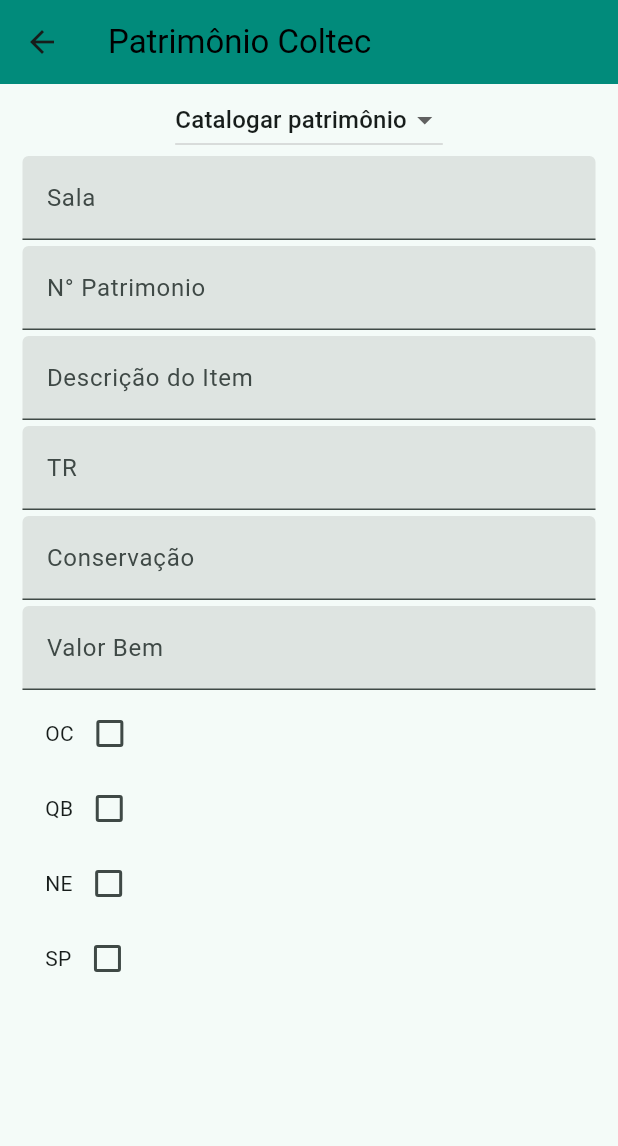
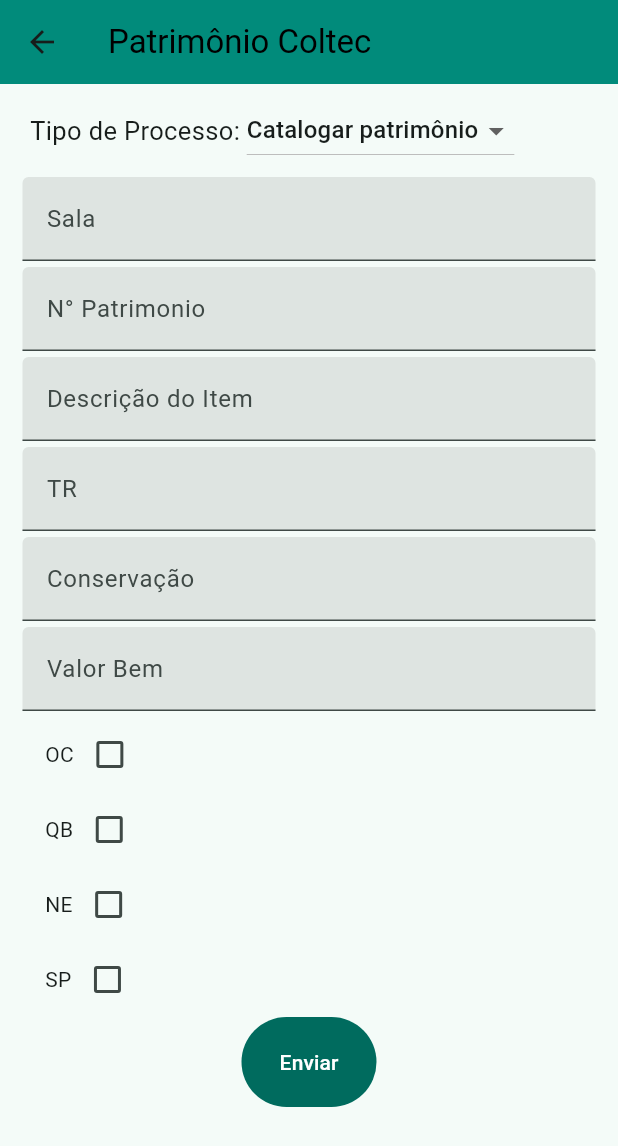
Before and after one commit to mifrins/patrimonio, a Flutter app: the NovoProcesso screen opened directly, on a phone screen of 412 x 824 dp. Shown: the top 1146 px of the screen. Run offline on Flutter 3.47's test engine with Material 3 defaults, Android fonts, the phone set to English and light mode, and no system bars; our stand-ins replace cloud_firestore, firebase_core, firebase_database, qr_flutter; missing offline and left inert: mobile_scanner; accounts and stored records are empty.

Commit message:
formulário funcional

```diff
--- /dev/null
+++ b/lib/opcoes_menu/novo processo/formulario.dart
@@ -0,0 +1,76 @@
+import 'package:flutter/material.dart';
+
+
+class CampoTexto extends StatelessWidget{
+  final String nome;
+  final TextEditingController controlador;
+  const CampoTexto({super.key, required this.nome, required this.controlador});
+
+  @override
+  Widget build(BuildContext context) {
+    return SizedBox(
+      width: MediaQuery.sizeOf(context).width - 30,
+      height: 60,
+      child:
+        TextField(
+          decoration: InputDecoration(
+            labelText: nome,
+            filled: true,
+          ),
+          controller: controlador,
+        )
+    );
+  }
+}
+
+class CampoCheckBox extends StatefulWidget{
+  final String nome;
+  final Function(bool) setter;
+  const CampoCheckBox({required this.nome, required this.setter});
+
+  @override
+  State<CampoCheckBox> createState() => _CampoCheckBoxState();
+}
+
+class _CampoCheckBoxState extends State<CampoCheckBox> {
+  bool confirmado = false;
+
+  @override
+  Widget build(BuildContext context) {
+    return SizedBox(
+      width: MediaQuery.sizeOf(context).width - 60,
+      height: 50,
+      child: Row(
+        children: [
+          Text(widget.nome),
+          Checkbox(
+            checkColor: Colors.white,
+            value: confirmado,
+            onChanged: (bool? value) {
+              setState(() {
+                confirmado = value!;
+                widget.setter(confirmado);
+              });
+            },
+          ),
+        ],
+      )
+    );
+  }
+}
+
+class BotaoEnviar extends StatelessWidget{
+  final void Function() funcao;
+  const BotaoEnviar({super.key, required this.funcao});
+
+  @override
+  Widget build(BuildContext context) {
+    return FilledButton(
+      child: Text("Enviar"),
+      onPressed: funcao,
+      style: ButtonStyle(
+        fixedSize: WidgetStateProperty.all<Size>(Size(90, 60)),
+      ),
+    );
+  }
+}
--- /dev/null
+++ b/lib/opcoes_menu/novo processo/novo_processo.dart
@@ -0,0 +1,223 @@
+import 'package:flutter/material.dart';
+import 'package:patrimonio/patrimonio.dart';
+import '../operacoes_banco_de_dados.dart';
+import 'formulario.dart';
+
+
+class _CampoTexto extends StatelessWidget{
+  final String nome;
+  final TextEditingController controlador;
+  const _CampoTexto({super.key, required this.nome, required this.controlador});
+
+  @override
+  Widget build(BuildContext context) {
+    return SizedBox(
+      width: MediaQuery.sizeOf(context).width - 30,
+      height: 60,
+      child:
+        TextField(
+          decoration: InputDecoration(
+            labelText: nome,
+            filled: true,
+          ),
+          controller: controlador,
+        )
+    );
+  }
+}
+
+class _CampoCheckBox extends StatefulWidget{
+  final String nome;
+  final Function(bool) setter;
+  const _CampoCheckBox({required this.nome, required this.setter});
+
+  @override
+  State<_CampoCheckBox> createState() => _CampoCheckBoxState();
+}
+
+class _CampoCheckBoxState extends State<_CampoCheckBox> {
+  bool confirmado = false;
+
+  @override
+  Widget build(BuildContext context) {
+    return SizedBox(
+      width: MediaQuery.sizeOf(context).width - 60,
+      height: 50,
+      child: Row(
+        children: [
+          Text(widget.nome),
+          Checkbox(
+            checkColor: Colors.white,
+            value: confirmado,
+            onChanged: (bool? value) {
+              setState(() {
+                confirmado = value!;
+                widget.setter(confirmado);
+              });
+            },
+          ),
+        ],
+      )
+    );
+  }
+}
+
+class _BotaoEnviar extends StatelessWidget{
+  final void Function() funcao;
+  const _BotaoEnviar({super.key, required this.funcao});
+
+  @override
+  Widget build(BuildContext context) {
+    return FilledButton(
+      child: Text("Enviar"),
+      onPressed: funcao,
+      style: ButtonStyle(
+        fixedSize: WidgetStateProperty.all<Size>(Size(90, 60)),
+      ),
+    );
+  }
+}
+
+class _CatalogarPatrimonio extends StatefulWidget{
+  @override
+  State<_CatalogarPatrimonio> createState() => _CatalogarPatrimonioState();
+}
+
+class _CatalogarPatrimonioState extends State<_CatalogarPatrimonio> {
+  final _keyFormulario = GlobalKey<FormState>();
+
+  List<TextEditingController> controladores = List.generate(6, (contagem) => TextEditingController());
+  List<bool> checkboxes = List.generate(4, (contagem) => false);
+
+  @override
+  Widget build(BuildContext context) {
+    return Form(
+      key: _keyFormulario,
+      child: Column(
+        children: [
+          _CampoTexto(nome: 'Sala', controlador: controladores[0]),
+          _CampoTexto(nome: 'N° Patrimonio', controlador: controladores[1]),
+          _CampoTexto(nome: 'Descrição do Item', controlador: controladores[2]),
+          _CampoTexto(nome: 'TR', controlador: controladores[3]),
+          _CampoTexto(nome: 'Conservação', controlador: controladores[4]),
+          _CampoTexto(nome: 'Valor Bem', controlador: controladores[5]),
+          _CampoCheckBox(nome: 'OC', setter: ((valorAtual) => checkboxes[0] = valorAtual)),
+          _CampoCheckBox(nome: 'QB', setter: ((valorAtual) => checkboxes[1] = valorAtual)),
+          _CampoCheckBox(nome: 'NE', setter: ((valorAtual) => checkboxes[2] = valorAtual)),
+          _CampoCheckBox(nome: 'SP', setter: ((valorAtual) => checkboxes[3] = valorAtual)),
+
+          _BotaoEnviar(funcao: (){
+            // Criar documento para o patrimonio
+            criarPatrimonio(
+              controladores[0].text,
+              Patrimonio(
+                nPatrimonio: controladores[1].text,
+                descricaoDoItem: controladores[2].text,
+                tr: controladores[3].text,
+                conservacao: controladores[4].text,
+                valorBem: double.parse(controladores[5].text.replaceAll(',', '.')),
+                oc: checkboxes[0],
+                qb: checkboxes[1],
+                ne: checkboxes[2],
+                sp: checkboxes[3]
+              )
+            );
+
+            // Apagar numero do patrimonio fornecido
+            controladores[1].clear();
+
+            // Mostrar mensagem depois de criar um patrimonio
+            ScaffoldMessenger.of(context).showSnackBar(SnackBar(content: const Text('Patrimônio catalogado.'),));
+          })
+        ],
+      )
+    );
+  }
+}
+
+
+class NovoProcesso extends StatefulWidget {
+  final String tipoDeProcesso;
+
+  const NovoProcesso ({super.key, this.tipoDeProcesso = 'Catalogar patrimônio', valorExtraSelecionado});
+
+  @override
+  State<NovoProcesso> createState() => NovoProcessoState();
+}
+
+class NovoProcessoState extends State<NovoProcesso> {
+
+  // Tipos de processo possíveis
+  final List<String> tiposDeProcesso = [
+    'Catalogar patrimônio',
+    'Editar patrimônio',
+    'Apagar patrimônio',
+    'Adicionar sala',
+    'Editar sala',
+    'Apagar sala'
+  ];
+
+  // Tipo de processo selecionado atualmente
+  String? tipoDeProcesso;
+  // Conteúdo do formulário para realizar o processo em si
+  Widget formulario = Text("Selecione um processo.");
+
+  //Puxar o tipo de processo selecionado no construtor para ser usado aqui
+  @override
+  void initState() {
+    super.initState();
+    tipoDeProcesso = widget.tipoDeProcesso;
+  }
+
+
+  @override
+  Widget build(BuildContext context) {
+
+    // Atribuir valor ao widget de formulário dependendo do tipo de processo escolhido
+    switch (tipoDeProcesso){
+      case 'Catalogar patrimônio':
+        formulario = _CatalogarPatrimonio();
+    }
+
+    return Scaffold(
+      appBar: AppBar(
+          title: const Text('Patrimônio Coltec', style: TextStyle(color:Colors.black),),
+          backgroundColor: const Color(0xFF018B7B),
+      ),
+
+      body:  Expanded(child: ScrollConfiguration(
+        behavior: ScrollConfiguration.of(context).copyWith(scrollbars: false),
+        child: SingleChildScrollView(child: Column(children: [
+          SizedBox(height: 7),
+
+            Row(
+              children: [
+                SizedBox(width: 20,),
+                Text("Tipo de Processo: ", style: TextStyle(fontSize: 17)),
+
+                DropdownButton<String>(
+                  value: tipoDeProcesso,
+                  // Converter a lista de tipos de processo (List<String>) para List<DropdownMenuItem>
+                  items: tiposDeProcesso.map((String tipo){
+                    return DropdownMenuItem<String>(
+                      value: tipo,
+                      child: Text(tipo)
+                    );
+                  }).toList(),
+                  // Quando o valor for alterado, atualizar a página
+                  onChanged: (String? processoEscolhido){
+                    setState(() {
+                      tipoDeProcesso = processoEscolhido;
+                    });
+                  }
+                )
+              ]
+
+          ),
+          SizedBox(height: 7),
+          formulario
+        ]))
+      ))
+    );
+  }
+}
--- a/lib/opcoes_menu/novo_processo.dart
+++ /dev/null
@@ -1,168 +0,0 @@
-import 'package:flutter/material.dart';
-import 'operacoes_banco_de_dados.dart';
-
-
-class _CampoTexto extends StatelessWidget{
-  final String nome;
-  final TextEditingController controlador;
-  const _CampoTexto({super.key, required this.nome, required this.controlador});
-
-  @override
-  Widget build(BuildContext context) {
-    return SizedBox(
-      width: MediaQuery.sizeOf(context).width - 30,
-      height: 60,
-      child:
-        TextField(
-          decoration: InputDecoration(
-            labelText: nome,
-            filled: true,
-          ),
-          controller: controlador,
-        )
-    );
-  }
-}
-
-class _CampoCheckBox extends StatefulWidget{
-  final String nome;
-  const _CampoCheckBox({super.key, required this.nome});
-
-  @override
-  State<_CampoCheckBox> createState() => _CampoCheckBoxState();
-}
-
-class _CampoCheckBoxState extends State<_CampoCheckBox> {
-  bool confirmado = false;
-
-  @override
-  Widget build(BuildContext context) {
-    return SizedBox(
-      width: MediaQuery.sizeOf(context).width - 60,
-      height: 50,
-      child: Row(
-        children: [
-          Text(widget.nome),
-          Checkbox(
-            checkColor: Colors.white,
-            value: confirmado,
-            onChanged: (bool? value) {
-              setState(() {
-                confirmado = value!;
-              });
-            },
-          ),
-        ],
-      )
-    );
-  }
-}
-
-
-class NovoProcesso extends StatefulWidget {
-  final String tipoDeProcesso;
-
-  const NovoProcesso ({super.key, this.tipoDeProcesso = 'Catalogar patrimônio', valorExtraSelecionado});
-
-  @override
-  State<NovoProcesso> createState() => NovoProcessoState();
-}
-
-class NovoProcessoState extends State<NovoProcesso> {
-
-  // Tipos de processo possíveis
-  final List<String> tiposDeProcesso = [
-    'Catalogar patrimônio',
-    'Editar patrimônio',
-    'Apagar patrimônio',
-    'Adicionar sala',
-    'Editar sala',
-    'Apagar sala'
-  ];
-
-  // Processo selecionado
-  String? tipoDeProcesso;
-
-  //Puxar o tipo de processo selecionado no construtor widget para ser usado nessa classe
-  @override
-  void initState() {
-    super.initState();
-    tipoDeProcesso = widget.tipoDeProcesso;
-  }
-
-
-  @override
-  Widget build(BuildContext context) {
-
-    // Declarar lista com os widgets que compõem a tela com o primeiro elemento (dropdown com os tipos de processo)
-    List<Widget> elementosPagina = [
-      Center(child:
-        DropdownButton<String>(
-          value: tipoDeProcesso,
-          // Converter a lista de tipos de processo de String para DropdownMenuItem
-          items: tiposDeProcesso.map((String tipo){
-            return DropdownMenuItem<String>(
-              value: tipo,
-              child: Text(tipo)
-            );
-          }).toList(),
-          // Quando o valor for alterado, atualizar a página
-          onChanged: (String? processoEscolhido){
-            setState(() {
-              tipoDeProcesso = processoEscolhido;
-            });
-          }
-        )
-      )
-    ];
-    // Lista com os controladores de texto
-    List<TextEditingController> controladores = [];
-
-    // Popular lista dos widgets dependendo do tipo de processo escolhido
-    switch (tipoDeProcesso){
-      case 'Catalogar patrimônio':
-        controladores = List.generate(6, (contagem) => TextEditingController());
-        elementosPagina.add(_CampoTexto(nome: 'Sala', controlador: controladores[0]));
-        elementosPagina.add(_CampoTexto(nome: 'N° Patrimonio', controlador: controladores[1]));
-        elementosPagina.add(_CampoTexto(nome: 'Descrição do Item', controlador: controladores[2]));
-        elementosPagina.add(_CampoTexto(nome: 'TR', controlador: controladores[3]));
-        elementosPagina.add(_CampoTexto(nome: 'Conservação', controlador: controladores[4]));
-        elementosPagina.add(_CampoTexto(nome: 'Valor Bem', controlador: controladores[5]));
-        elementosPagina.add(_CampoCheckBox(nome: 'OC'));
-        elementosPagina.add(_CampoCheckBox(nome: 'QB'));
-        elementosPagina.add(_CampoCheckBox(nome: 'NE'));
-        elementosPagina.add(_CampoCheckBox(nome: 'SP'));
-    }
-
-    return Scaffold(
-      appBar: AppBar(
-          title: const Text('Patrimônio Coltec', style: TextStyle(color:Colors.black),),
-          backgroundColor: const Color(0xFF018B7B),
-      ),
-
-      body: Column(
-        children: elementosPagina
-/*         children: [
-          DropdownButton<String>(
-            value: tipoDeProcesso,
-            // Converter a lista de tipos de processo de String para DropdownMenuItem
-            items: tiposDeProcesso.map((String tipo){
-              return DropdownMenuItem<String>(
-                value: tipo,
-                child: Text(tipo)
-              );
-            }).toList(),
-            // Quando o valor for alterado, atualizar a página
-            onChanged: (String? processoEscolhido){
-              setState(() {
-                tipoDeProcesso = processoEscolhido;
-              });
-            }
-          ),
-          _CampoTexto(nome: 'aaaaa', controlador: TextEditingController()),
-          _CampoCheckBox(nome: 'nome')
-        ] */
-      )
-    );
-  }
-}
--- a/lib/paginas principais/pagina_3.dart
+++ b/lib/paginas principais/pagina_3.dart
@@ -2,7 +2,7 @@ import 'package:flutter/material.dart';
 
 import 'package:patrimonio/opcoes_menu/catalogo_patrimonios.dart';
 import 'package:patrimonio/opcoes_menu/catalogo_salas.dart';
-import 'package:patrimonio/opcoes_menu/novo_processo.dart';
+import 'package:patrimonio/opcoes_menu/novo%20processo/novo_processo.dart';
 
 class _OpcaoMenu extends StatelessWidget{
   final String texto;
```
